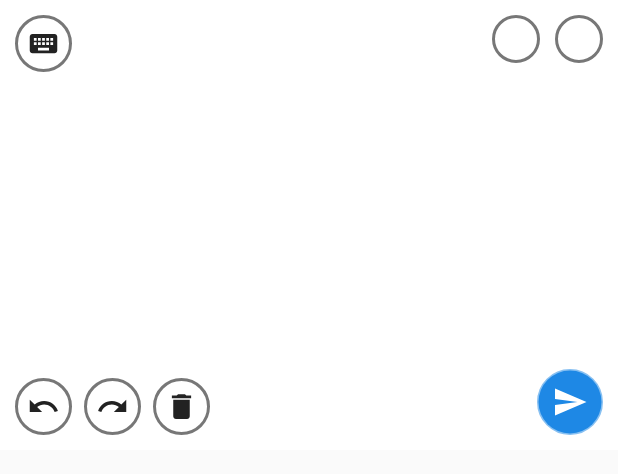
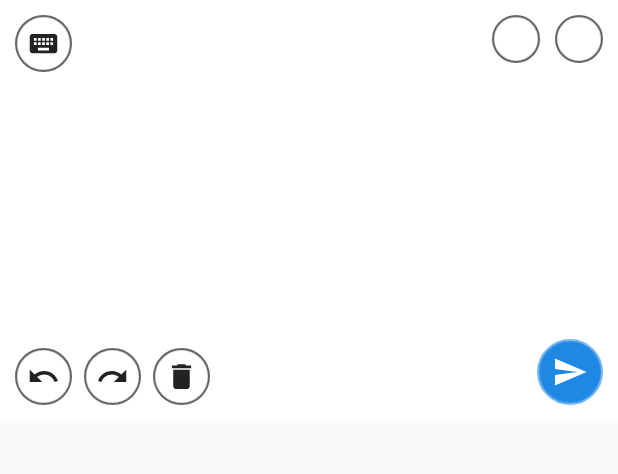
Before and after one commit to Coc0110/Ban_phim, an Android app: the layout keyboard_drawing.xml on its own in the app's theme, with its tools: preview values and no code run, on a phone screen of 412 x 824 dp. Shown: the top 474 px of the screen. Run offline under Robolectric (Android 15) with nearby library versions, the phone set to English and light mode, and no system bars.

Commit message:
fix: address critical and important code review findings

```diff
--- a/app/src/main/res/drawable/circle_swatch_bg.xml
+++ b/app/src/main/res/drawable/circle_swatch_bg.xml
@@ -1,8 +1,33 @@
 <?xml version="1.0" encoding="utf-8"?>
-<shape xmlns:android="http://schemas.android.com/apk/res/android"
-    android:shape="oval">
-    <solid android:color="#FFFFFF" />
-    <stroke
-        android:width="2dp"
-        android:color="#88000000" />
-</shape>
+<layer-list xmlns:android="http://schemas.android.com/apk/res/android">
+    <item>
+        <shape android:shape="oval">
+            <solid android:color="#00000000" />
+            <stroke
+                android:width="2dp"
+                android:color="#99000000" />
+        </shape>
+    </item>
+    <item
+        android:bottom="1.5dp"
+        android:left="1.5dp"
+        android:right="1.5dp"
+        android:top="1.5dp">
+        <shape android:shape="oval">
+            <solid android:color="#00000000" />
+            <stroke
+                android:width="1.5dp"
+                android:color="#CCFFFFFF" />
+        </shape>
+    </item>
+    <item
+        android:id="@+id/swatch_fill"
+        android:bottom="2.5dp"
+        android:left="2.5dp"
+        android:right="2.5dp"
+        android:top="2.5dp">
+        <shape android:shape="oval">
+            <solid android:color="#FFFFFF" />
+        </shape>
+    </item>
+</layer-list>
--- a/app/src/main/res/layout/activity_main.xml
+++ b/app/src/main/res/layout/activity_main.xml
@@ -2,6 +2,7 @@
 <LinearLayout xmlns:android="http://schemas.android.com/apk/res/android"
     android:layout_width="match_parent"
     android:layout_height="match_parent"
+    android:fitsSystemWindows="true"
     android:orientation="vertical"
     android:padding="24dp">
 
--- a/app/src/main/res/layout/keyboard_drawing.xml
+++ b/app/src/main/res/layout/keyboard_drawing.xml
@@ -1,7 +1,7 @@
 <?xml version="1.0" encoding="utf-8"?>
 <FrameLayout xmlns:android="http://schemas.android.com/apk/res/android"
     android:layout_width="match_parent"
-    android:layout_height="300dp">
+    android:layout_height="@dimen/keyboard_height">
 
     <com.banphim.drawing.DrawingView
         android:id="@+id/drawingView"
@@ -33,7 +33,7 @@
 
         <com.banphim.drawing.ColorStripView
             android:id="@+id/stripPenColor"
-            android:layout_width="190dp"
+            android:layout_width="@dimen/pen_strip_width"
             android:layout_height="32dp"
             android:layout_marginEnd="8dp"
             android:visibility="gone" />
--- /dev/null
+++ b/app/src/main/res/values-land/dimens.xml
@@ -0,0 +1,5 @@
+<?xml version="1.0" encoding="utf-8"?>
+<resources>
+    <dimen name="keyboard_height">200dp</dimen>
+    <dimen name="pen_strip_width">220dp</dimen>
+</resources>
--- /dev/null
+++ b/app/src/main/res/values/dimens.xml
@@ -0,0 +1,5 @@
+<?xml version="1.0" encoding="utf-8"?>
+<resources>
+    <dimen name="keyboard_height">280dp</dimen>
+    <dimen name="pen_strip_width">160dp</dimen>
+</resources>
```
Also changed, not shown: app/src/main/java/com/banphim/drawing/DrawingView.kt (+6 -1 lines), app/src/main/java/com/banphim/drawing/StickerRenderer.kt (+13 -6 lines), app/src/main/java/com/banphim/ime/DrawingKeyboardService.kt (+17 -5 lines), 3 other files.
